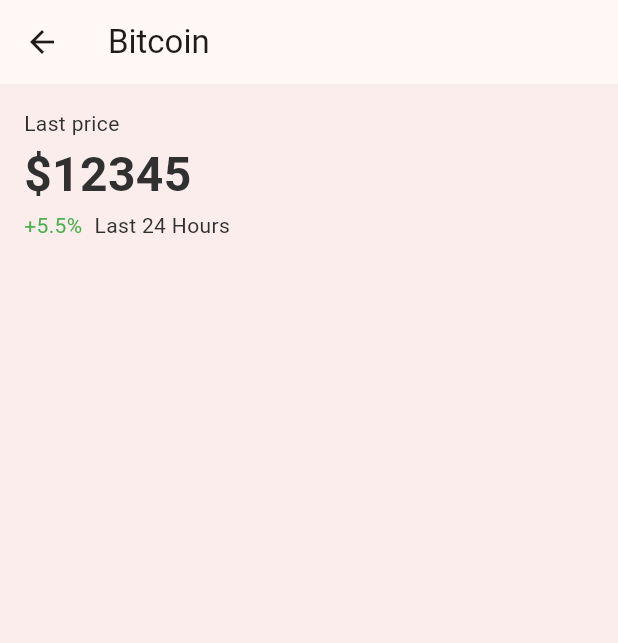
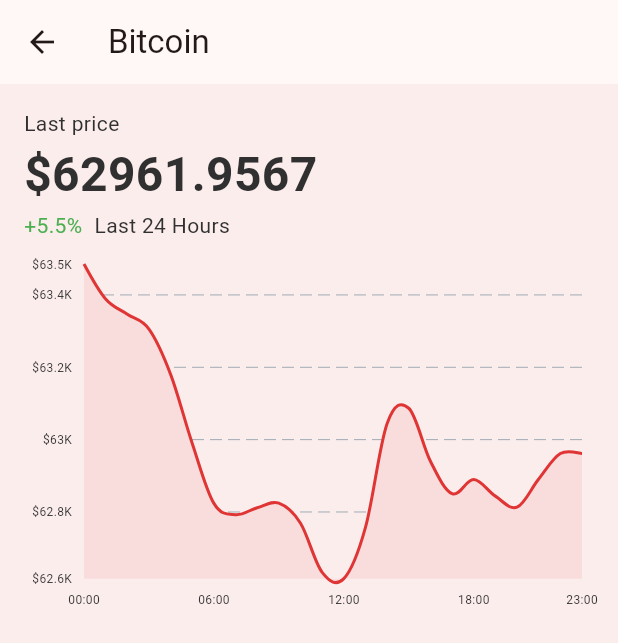
Before and after one commit to joeyprint/thaimart_exam_app, a Flutter app: the CoinDetailsPage screen opened directly, on a phone screen of 412 x 824 dp. Shown: the top 643 px of the screen. Run offline on Flutter 3.47's test engine with Material 3 defaults, Android fonts, the phone set to English and light mode, and no system bars; drawn by our look-alikes of fl_chart; our stand-ins replace get; Roboto replaces fonts that are missing (Prompt).

Commit message:
feat: create coin details page

```diff
--- a/lib/routes/coin_details_page/coin_details_page.dart
+++ b/lib/routes/coin_details_page/coin_details_page.dart
@@ -1,4 +1,5 @@
 import 'package:flutter/material.dart';
+import 'package:thaimart_exam_app/routes/coin_details_page/containers/sparkline_coin.dart';
 import 'package:thaimart_exam_app/widgets/bases/palette_theme.dart';
 import 'package:thaimart_exam_app/widgets/bases/typography_theme.dart';
 
@@ -20,7 +21,7 @@
                   crossAxisAlignment: CrossAxisAlignment.start,
                   children: [
                     Text("Last price"),
-                    Text('\$12345', style: textTheme.headlineLarge),
+                    Text('\$62961.9567', style: textTheme.headlineLarge),
                     Row(
                       spacing: 8,
                       children: [
@@ -32,6 +33,7 @@
                 ),
               ),
             ),
+            SparklineCoin(),
           ],
         ),
       ),
--- /dev/null
+++ b/lib/routes/coin_details_page/containers/sparkline_coin.dart
@@ -0,0 +1,109 @@
+import 'package:fl_chart/fl_chart.dart';
+import 'package:flutter/material.dart';
+import 'package:thaimart_exam_app/widgets/bases/palette_theme.dart';
+
+class SparklineCoin extends StatelessWidget {
+  Widget bottomTitleWidgets(double value, TitleMeta meta) {
+    String text = switch (value.toInt()) {
+      0 => '00:00',
+      6 => '06:00',
+      12 => '12:00',
+      18 => '18:00',
+      23 => '23:00',
+      _ => '',
+    };
+    if (text.isEmpty) {
+      return const SizedBox.shrink();
+    }
+    return SideTitleWidget(
+      meta: meta,
+      child: Text(text, style: TextStyle(fontSize: 8)),
+    );
+  }
+
+  Widget leftTitleWidgets(double value, TitleMeta meta) {
+    const style = TextStyle(fontSize: 8);
+    return SideTitleWidget(
+      meta: meta,
+      child: Text('\$${meta.formattedValue}', style: style),
+    );
+  }
+
+  Widget build(BuildContext context) {
+    return AspectRatio(
+      aspectRatio: 16 / 9,
+      child: Padding(
+        padding: const EdgeInsets.fromLTRB(8, 0, 24, 0),
+        child: LineChart(
+          LineChartData(
+            lineBarsData: [
+              LineChartBarData(
+                color: primarySwatch.shade500,
+                spots: [
+                  FlSpot(0, 63485.51548839093),
+                  FlSpot(1, 63388.720770614076),
+                  FlSpot(2, 63346.59150275059),
+                  FlSpot(3, 63305.48467949367),
+                  FlSpot(4, 63180.44667039238),
+                  FlSpot(5, 62989.4642104802),
+                  FlSpot(6, 62823.707949318006),
+                  FlSpot(7, 62792.53953034466),
+                  FlSpot(8, 62811.773998758064),
+                  FlSpot(9, 62824.45168166364),
+                  FlSpot(10, 62768.99019624468),
+                  FlSpot(11, 62633.196490184215),
+                  FlSpot(12, 62615.75276079464),
+                  FlSpot(13, 62757.45240990609),
+                  FlSpot(14, 63044.74774471746),
+                  FlSpot(15, 63086.75044206974),
+                  FlSpot(16, 62940.22999975751),
+                  FlSpot(17, 62850.48826711793),
+                  FlSpot(18, 62889.48788471473),
+                  FlSpot(19, 62843.78288144204),
+                  FlSpot(20, 62813.28205507002),
+                  FlSpot(21, 62891.16541223247),
+                  FlSpot(22, 62961.49379195617),
+                  FlSpot(23, 62961.95672118511),
+                ],
+                isCurved: true,
+                dotData: const FlDotData(show: false),
+                belowBarData: BarAreaData(
+                  show: true,
+                  color: primarySwatch.shade100,
+                ),
+              ),
+            ],
+            borderData: FlBorderData(show: false),
+            gridData: FlGridData(show: true, drawVerticalLine: false),
+            titlesData: FlTitlesData(
+              bottomTitles: AxisTitles(
+                sideTitles: SideTitles(
+                  showTitles: true,
+                  interval: 6,
+                  getTitlesWidget: (value, meta) {
+                    return bottomTitleWidgets(value, meta);
+                  },
+                ),
+              ),
+              leftTitles: AxisTitles(
+                sideTitles: SideTitles(
+                  showTitles: true,
+                  reservedSize: 48,
+                  getTitlesWidget: leftTitleWidgets,
+                ),
+              ),
+              topTitles: const AxisTitles(
+                sideTitles: SideTitles(showTitles: false),
+              ),
+              rightTitles: const AxisTitles(
+                sideTitles: SideTitles(showTitles: false),
+              ),
+            ),
+          ),
+          duration: Duration(milliseconds: 150), // Optional
+          curve: Curves.linear, // Optional
+        ),
+      ),
+    );
+  }
+}
```
